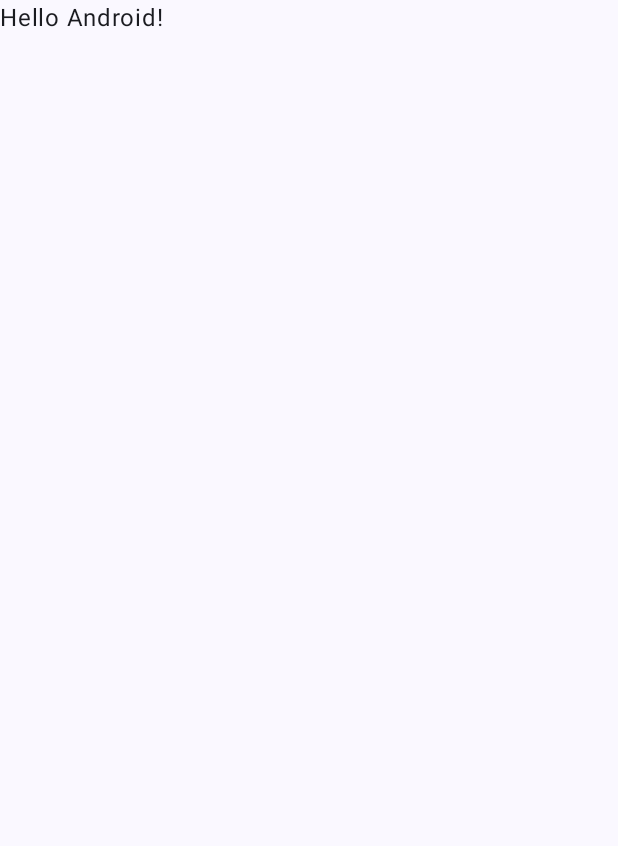
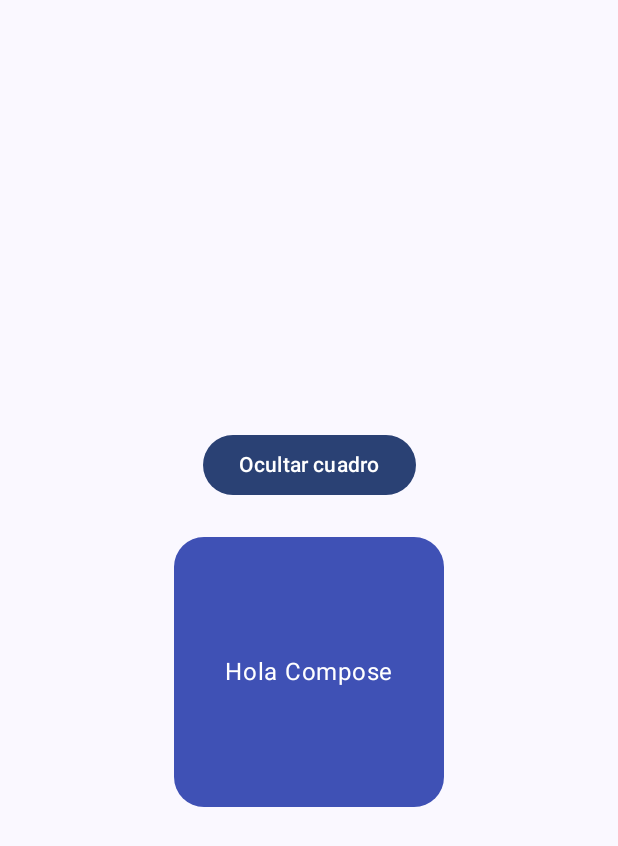
Before and after one commit to David-Quispe/lab13-animaciones, an Android app built with Jetpack Compose: the screen it shows after launch (MainActivity), on a phone screen of 412 x 824 dp. Before the commit the part shown is almost empty. Shown: the top 846 px of the screen. Run offline under Robolectric (Android 15) with nearby library versions, the phone set to English and light mode, and no system bars.

Commit message:
feat: ejercicio 1 con AnimatedVisibility (fadeIn y fadeOut)

```diff
--- /dev/null
+++ b/app/src/main/java/com/example/lab13_animaciones/Ejercicio1.kt
@@ -0,0 +1,70 @@
+package com.example.lab13_animaciones
+
+import androidx.compose.animation.AnimatedVisibility
+import androidx.compose.animation.fadeIn
+import androidx.compose.animation.fadeOut
+import androidx.compose.animation.core.tween
+import androidx.compose.foundation.background
+import androidx.compose.foundation.layout.Arrangement
+import androidx.compose.foundation.layout.Box
+import androidx.compose.foundation.layout.Column
+import androidx.compose.foundation.layout.Spacer
+import androidx.compose.foundation.layout.fillMaxSize
+import androidx.compose.foundation.layout.height
+import androidx.compose.foundation.layout.padding
+import androidx.compose.foundation.layout.size
+import androidx.compose.foundation.shape.RoundedCornerShape
+import androidx.compose.material3.Button
+import androidx.compose.material3.Text
+import androidx.compose.runtime.Composable
+import androidx.compose.runtime.getValue
+import androidx.compose.runtime.mutableStateOf
+import androidx.compose.runtime.remember
+import androidx.compose.runtime.setValue
+import androidx.compose.ui.Alignment
+import androidx.compose.ui.Modifier
+import androidx.compose.ui.graphics.Color
+import androidx.compose.ui.tooling.preview.Preview
+import androidx.compose.ui.unit.dp
+
+// Ejercicio 1: AnimatedVisibility
+// Un botón alterna la visibilidad de un cuadro de color, que entra y sale con fade.
+@Composable
+fun Ejercicio1Screen(modifier: Modifier = Modifier) {
+    var visible by remember { mutableStateOf(true) }
+
+    Column(
+        modifier = modifier
+            .fillMaxSize()
+            .padding(24.dp),
+        horizontalAlignment = Alignment.CenterHorizontally,
+        verticalArrangement = Arrangement.Center
+    ) {
+        Button(onClick = { visible = !visible }) {
+            Text(if (visible) "Ocultar cuadro" else "Mostrar cuadro")
+        }
+
+        Spacer(modifier = Modifier.height(24.dp))
+
+        AnimatedVisibility(
+            visible = visible,
+            enter = fadeIn(animationSpec = tween(durationMillis = 700)),
+            exit = fadeOut(animationSpec = tween(durationMillis = 400))
+        ) {
+            Box(
+                modifier = Modifier
+                    .size(180.dp)
+                    .background(Color(0xFF3F51B5), RoundedCornerShape(20.dp)),
+                contentAlignment = Alignment.Center
+            ) {
+                Text(text = "Hola Compose", color = Color.White)
+            }
+        }
+    }
+}
+
+@Preview(showBackground = true)
+@Composable
+fun Ejercicio1Preview() {
+    Ejercicio1Screen()
+}
--- a/app/src/main/java/com/example/lab13_animaciones/MainActivity.kt
+++ b/app/src/main/java/com/example/lab13_animaciones/MainActivity.kt
@@ -7,10 +7,7 @@ import androidx.activity.enableEdgeToEdge
 import androidx.compose.foundation.layout.fillMaxSize
 import androidx.compose.foundation.layout.padding
 import androidx.compose.material3.Scaffold
-import androidx.compose.material3.Text
-import androidx.compose.runtime.Composable
 import androidx.compose.ui.Modifier
-import androidx.compose.ui.tooling.preview.Preview
 import com.example.lab13_animaciones.ui.theme.Lab13animacionesTheme
 
 class MainActivity : ComponentActivity() {
@@ -20,28 +17,9 @@ class MainActivity : ComponentActivity() {
         setContent {
             Lab13animacionesTheme {
                 Scaffold(modifier = Modifier.fillMaxSize()) { innerPadding ->
-                    Greeting(
-                        name = "Android",
-                        modifier = Modifier.padding(innerPadding)
-                    )
+                    Ejercicio1Screen(modifier = Modifier.padding(innerPadding))
                 }
             }
         }
     }
 }
-
-@Composable
-fun Greeting(name: String, modifier: Modifier = Modifier) {
-    Text(
-        text = "Hello $name!",
-        modifier = modifier
-    )
-}
-
-@Preview(showBackground = true)
-@Composable
-fun GreetingPreview() {
-    Lab13animacionesTheme {
-        Greeting("Android")
-    }
-}
```
